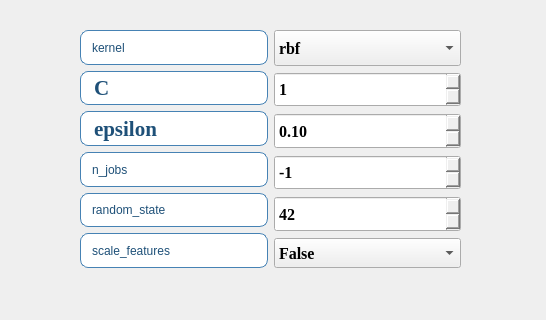
Old version of the form ui/algorithms3_SVM_para.ui in the repository azhongege24/predict_first; both pictures show x 0 to 546 and y 0 to 320 of the 546 by 475 pixel window.
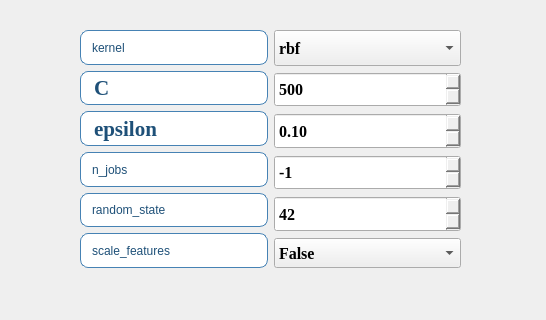
New version of the form.

```diff
--- a/ui/algorithms3_SVM_para.ui
+++ b/ui/algorithms3_SVM_para.ui
@@ -415,11 +415,14 @@
     margin-top: 4px;
 }</string>
          </property>
+         <property name="maximum">
+          <number>999</number>
+         </property>
          <property name="singleStep">
           <number>1</number>
          </property>
          <property name="value">
-          <number>1</number>
+          <number>500</number>
          </property>
         </widget>
        </item>
```
